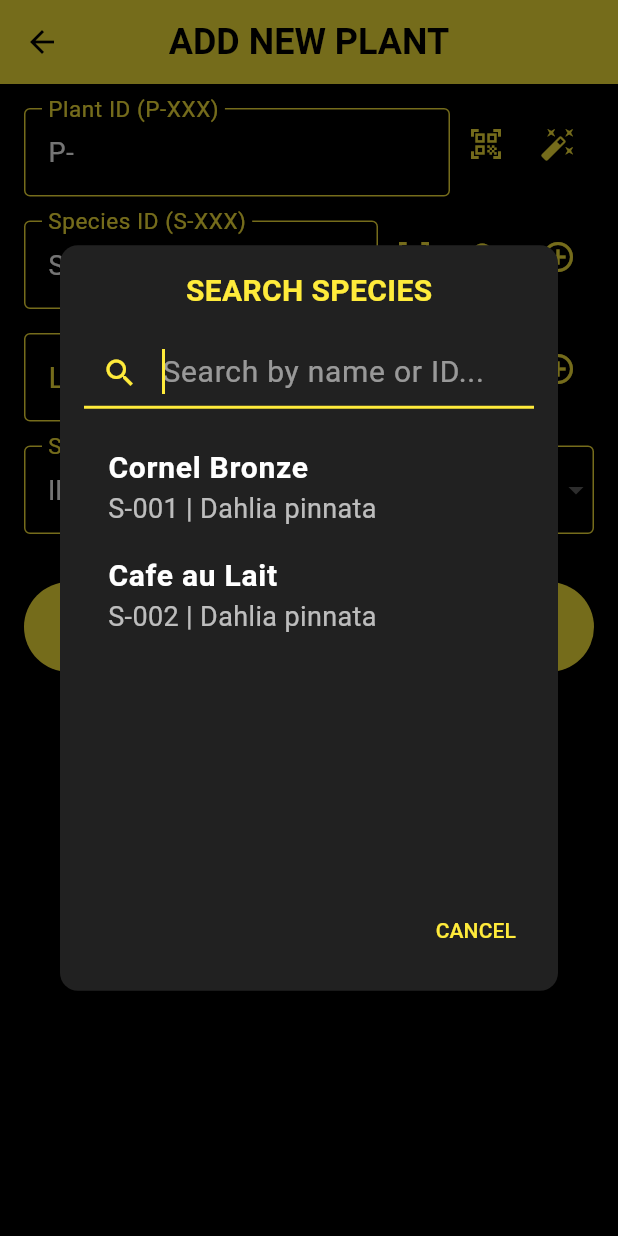
After one commit to karelzak/QRostlina, a Flutter app: the EditPlantScreen screen opened directly, after a tap on the "search" icon, on a phone screen of 412 x 824 dp. The commit adds this screen. Run offline on Flutter 3.47's test engine with Material 3 defaults, Android fonts, the phone set to English and light mode, and no system bars; missing offline and left inert: mobile_scanner.

Commit message:
feat: add ID search functionality with SearchDialog

```diff
--- a/lib/screens/edit_plant_screen.dart
+++ b/lib/screens/edit_plant_screen.dart
@@ -4,6 +4,7 @@ import '../models/location.dart';
 import '../services/mock_database_service.dart';
 import '../services/qr_scanner_service.dart';
 import '../widgets/id_input_field.dart';
+import '../widgets/search_dialog.dart';
 import 'edit_species_screen.dart';
 import 'edit_location_screen.dart';
 
@@ -149,6 +150,28 @@ class _EditPlantScreenState extends State<EditPlantScreen> {
     }
   }
 
+  void _searchSpecies() async {
+    final allSpecies = await MockDatabaseService.getAllSpecies();
+    final items = allSpecies.map((s) => SearchItem(
+      id: s.id,
+      name: s.name,
+      subtitle: s.latinName,
+    )).toList();
+
+    if (!mounted) return;
+
+    final result = await showDialog<String>(
+      context: context,
+      builder: (context) => SearchDialog(title: 'SEARCH SPECIES', items: items),
+    );
+
+    if (result != null && mounted) {
+      setState(() {
+        _speciesIdController.text = result;
+      });
+    }
+  }
+
   void _addLocation() async {
     final isBed = await showModalBottomSheet<bool>(
       context: context,
@@ -189,6 +212,38 @@ class _EditPlantScreenState extends State<EditPlantScreen> {
     }
   }
 
+  void _searchLocation() async {
+    final beds = await MockDatabaseService.getAllBeds();
+    final crates = await MockDatabaseService.getAllCrates();
+
+    final items = [
+      ...beds.map((b) => SearchItem(
+        id: b.id,
+        name: b.name,
+        subtitle: 'Bed (Row: ${b.row ?? "-"})',
+      )),
+      ...crates.map((c) => SearchItem(
+        id: c.id,
+        name: c.name,
+        subtitle: 'Crate (Type: ${c.type})',
+      )),
+    ];
+
+    if (!mounted) return;
+
+    final result = await showDialog<String>(
+      context: context,
+      builder: (context) => SearchDialog(title: 'SEARCH LOCATION', items: items),
+    );
+
+    if (result != null && mounted) {
+      setState(() {
+        _locationIdController.text = result;
+      });
+      _updateBedInfo();
+    }
+  }
+
   @override
   Widget build(BuildContext context) {
     final isRealEdit = widget.plant != null && widget.plant!.id != 'P-';
@@ -216,6 +271,7 @@ class _EditPlantScreenState extends State<EditPlantScreen> {
                 label: 'Species ID (S-XXX)',
                 type: ScannedType.species,
                 onAdd: _addSpecies,
+                onSearch: _searchSpecies,
                 validator: (val) => (val == null || !val.startsWith('S-')) ? 'Required' : null,
               ),
               const SizedBox(height: 16),
@@ -224,6 +280,7 @@ class _EditPlantScreenState extends State<EditPlantScreen> {
                 label: 'Location ID (B- or C-)',
                 type: ScannedType.unknown,
                 onAdd: _addLocation,
+                onSearch: _searchLocation,
                 onChanged: _updateBedInfo,
               ),
               if (_currentBed != null) ...[
--- a/lib/widgets/id_input_field.dart
+++ b/lib/widgets/id_input_field.dart
@@ -11,6 +11,7 @@ class IdInputField extends StatelessWidget {
   final String? Function(String?)? validator;
   final VoidCallback? onChanged;
   final VoidCallback? onAdd;
+  final VoidCallback? onSearch;
 
   const IdInputField({
     super.key,
@@ -21,6 +22,7 @@ class IdInputField extends StatelessWidget {
     this.validator,
     this.onChanged,
     this.onAdd,
+    this.onSearch,
   });
 
   Future<void> _scan(BuildContext context) async {
@@ -75,6 +77,12 @@ class IdInputField extends StatelessWidget {
             onPressed: () => _scan(context),
             tooltip: 'Scan QR',
           ),
+          if (onSearch != null)
+            IconButton(
+              icon: const Icon(Icons.search, color: Colors.yellow),
+              onPressed: onSearch,
+              tooltip: 'Search',
+            ),
           if (onAdd != null)
             IconButton(
               icon: const Icon(Icons.add_circle_outline, color: Colors.yellow),
--- /dev/null
+++ b/lib/widgets/search_dialog.dart
@@ -0,0 +1,113 @@
+import 'package:flutter/material.dart';
+
+class SearchItem {
+  final String id;
+  final String name;
+  final String? subtitle;
+
+  SearchItem({required this.id, required this.name, this.subtitle});
+}
+
+class SearchDialog extends StatefulWidget {
+  final String title;
+  final List<SearchItem> items;
+
+  const SearchDialog({super.key, required this.title, required this.items});
+
+  @override
+  State<SearchDialog> createState() => _SearchDialogState();
+}
+
+class _SearchDialogState extends State<SearchDialog> {
+  late List<SearchItem> _filteredItems;
+  final TextEditingController _searchController = TextEditingController();
+
+  @override
+  void initState() {
+    super.initState();
+    _filteredItems = widget.items;
+    _searchController.addListener(_onSearchChanged);
+  }
+
+  @override
+  void dispose() {
+    _searchController.removeListener(_onSearchChanged);
+    _searchController.dispose();
+    super.dispose();
+  }
+
+  void _onSearchChanged() {
+    final query = _searchController.text.toLowerCase();
+    setState(() {
+      _filteredItems = widget.items.where((item) {
+        return item.name.toLowerCase().contains(query) ||
+               item.id.toLowerCase().contains(query) ||
+               (item.subtitle?.toLowerCase().contains(query) ?? false);
+      }).toList();
+    });
+  }
+
+  @override
+  Widget build(BuildContext context) {
+    return Dialog(
+      backgroundColor: Colors.grey[900],
+      shape: RoundedRectangleBorder(borderRadius: BorderRadius.circular(12)),
+      child: Padding(
+        padding: const EdgeInsets.all(16.0),
+        child: Column(
+          mainAxisSize: MainAxisSize.min,
+          children: [
+            Text(
+              widget.title,
+              style: const TextStyle(color: Colors.yellow, fontSize: 20, fontWeight: FontWeight.bold),
+            ),
+            const SizedBox(height: 16),
+            TextField(
+              controller: _searchController,
+              autofocus: true,
+              style: const TextStyle(color: Colors.white),
+              decoration: const InputDecoration(
+                hintText: 'Search by name or ID...',
+                hintStyle: TextStyle(color: Colors.white54),
+                prefixIcon: Icon(Icons.search, color: Colors.yellow),
+                enabledBorder: UnderlineInputBorder(borderSide: BorderSide(color: Colors.yellow)),
+                focusedBorder: UnderlineInputBorder(borderSide: BorderSide(color: Colors.yellow, width: 2)),
+              ),
+            ),
+            const SizedBox(height: 16),
+            Flexible(
+              child: SizedBox(
+                width: double.maxFinite,
+                height: 300,
+                child: _filteredItems.isEmpty
+                    ? const Center(child: Text('No matches found.', style: TextStyle(color: Colors.white70)))
+                    : ListView.builder(
+                        itemCount: _filteredItems.length,
+                        itemBuilder: (context, index) {
+                          final item = _filteredItems[index];
+                          return ListTile(
+                            title: Text(item.name, style: const TextStyle(color: Colors.white, fontWeight: FontWeight.bold)),
+                            subtitle: Text(
+                              '${item.id}${item.subtitle != null ? " | ${item.subtitle}" : ""}',
+                              style: const TextStyle(color: Colors.white70),
+                            ),
+                            onTap: () => Navigator.pop(context, item.id),
+                          );
+                        },
+                      ),
+              ),
+            ),
+            const SizedBox(height: 8),
+            Align(
+              alignment: Alignment.centerRight,
+              child: TextButton(
+                onPressed: () => Navigator.pop(context),
+                child: const Text('CANCEL', style: TextStyle(color: Colors.yellow)),
+              ),
+            ),
+          ],
+        ),
+      ),
+    );
+  }
+}
```
